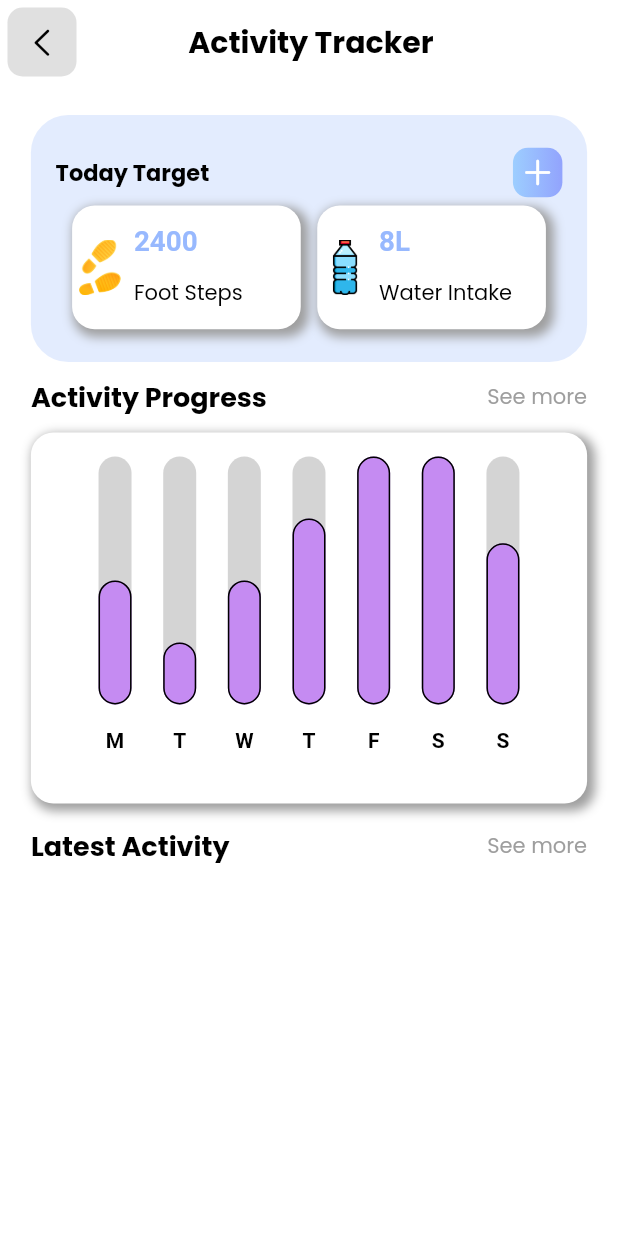
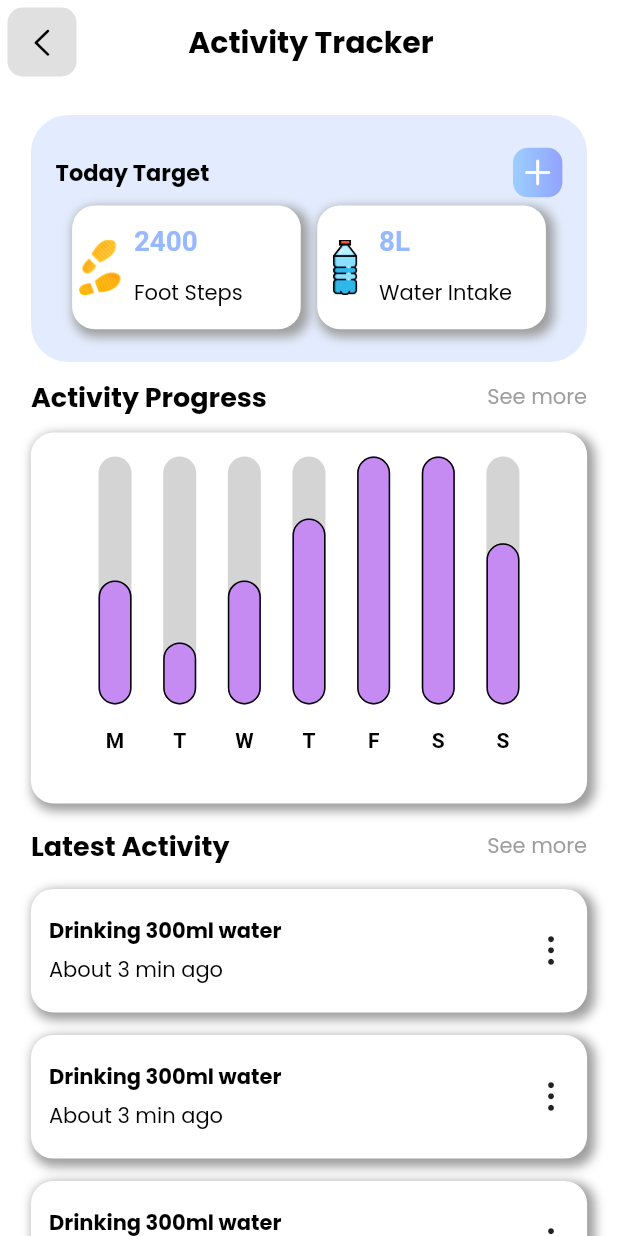
Before and after one commit to raghavguptaeng/fit_me2.0, a Flutter app: the TodaysTarget screen opened directly, on a phone screen of 412 x 824 dp. Run offline on Flutter 3.47's test engine with Material 2 defaults, Android fonts, the light colour scheme and no system bars; drawn by our look-alikes of fl_chart; our stand-ins replace carousel_slider, font_awesome_flutter, get, google_fonts, syncfusion_flutter_charts, syncfusion_flutter_gauges.

Commit message:
Latest part UI added

```diff
--- a/lib/view/Home/Inner Screens/Activites/todays_target.dart
+++ b/lib/view/Home/Inner Screens/Activites/todays_target.dart
@@ -1,4 +1,5 @@
 import 'package:fit_me/constants/constants.dart';
+import 'package:fit_me/view/Home/innerComponents/others.dart';
 import 'package:fit_me/view/graph/activity_progress.dart';
 import 'package:flutter/cupertino.dart';
 import 'package:flutter/material.dart';
@@ -42,11 +43,29 @@ class TodaysTarget extends StatelessWidget {
               Today_Target_Card(width: width, height: height),
               activityProgress(),
               Activity_Progress(),
-              latestActivity(),
+              activity(width,height),
             ],
           ),
         ),
       ),
+    );
+  }
+
+  Column activity(width,height){
+    return Column(
+      children: [
+        Row(
+          mainAxisAlignment: MainAxisAlignment.spaceBetween,
+          children: [
+            Text("Latest Activity",style: kBigTextHeading.copyWith(fontSize: 18),),
+            Text("See more",style: kSubTextStyle.copyWith(color: Colors.grey),)
+          ],
+        ),
+        latestCard(height, width),
+        latestCard(height, width),
+        latestCard(height, width),
+        latestCard(height, width),
+      ],
     );
   }
 
@@ -60,16 +79,9 @@ class TodaysTarget extends StatelessWidget {
           );
   }
 
-  Row latestActivity() {
-    return Row(
-            mainAxisAlignment: MainAxisAlignment.spaceBetween,
-            children: [
-              Text("Latest Activity",style: kBigTextHeading.copyWith(fontSize: 18),),
-              Text("See more",style: kSubTextStyle.copyWith(color: Colors.grey),)
-            ],
-          );
-  }
 }
+
+
 
 class Today_Target_Card extends StatelessWidget {
   const Today_Target_Card({
--- a/lib/view/Home/innerComponents/calories.dart
+++ b/lib/view/Home/innerComponents/calories.dart
@@ -16,7 +16,7 @@ class Calories extends StatelessWidget {
           crossAxisAlignment: CrossAxisAlignment.start,
         children: [
           Text("Calories",style: kBigTextHeading.copyWith(fontSize: width * 0.04),),
-          Text("760 kCal",style: klinearTextBlue(width),),
+          Text("760 kCal",style: klinearTextBlue(width*0.8),),
           Center(
             child: Container(
                 height: height*0.15,
@@ -24,6 +24,6 @@ class Calories extends StatelessWidget {
           ),
         ],
     ),
-      ),width: width*0.4,height: height*0.23,decoration: kShadowContainer,);
+      ),width: width*0.4,height: height*0.25,decoration: kShadowContainer,);
   }
 }
--- /dev/null
+++ b/lib/view/Home/innerComponents/others.dart
@@ -0,0 +1,33 @@
+
+import 'package:fit_me/constants/constants.dart';
+import 'package:flutter/cupertino.dart';
+import 'package:flutter/material.dart';
+
+class latestCard extends StatelessWidget {
+  var height,width;
+  latestCard(this.height,this.width);
+  @override
+  Widget build(BuildContext context) {
+    return Container(
+      margin: EdgeInsets.only(top: 15),
+      padding: EdgeInsets.all(12),
+      width:width ,
+      height: height*0.1,
+      decoration: kShadowContainer,
+      child: Row(
+        mainAxisAlignment: MainAxisAlignment.spaceBetween,
+        children: [
+          Column(
+            mainAxisAlignment: MainAxisAlignment.spaceEvenly,
+            crossAxisAlignment: CrossAxisAlignment.start,
+            children: [
+              Text("Drinking 300ml water",style: kSubTextStyle.copyWith(fontWeight: FontWeight.bold),),
+              Text("About 3 min ago",style: kSubTextStyle,),
+            ],
+          ),
+          Icon(CupertinoIcons.ellipsis_vertical),
+        ],
+      ),
+    );
+  }
+}
```
Also changed, not shown: lib/view/Home/home.dart (+24 -1 lines), lib/view/graph/calories_graph.dart (+6 -6 lines).
